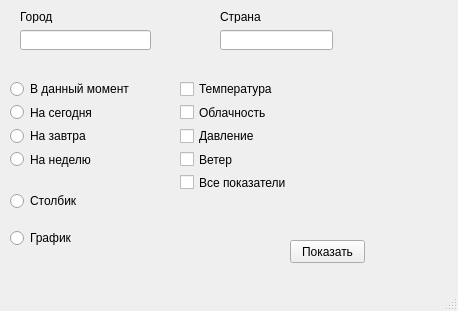
The window that widget.ui (zludi/weather_for_people) describes before a commit, drawn with Qt 5.
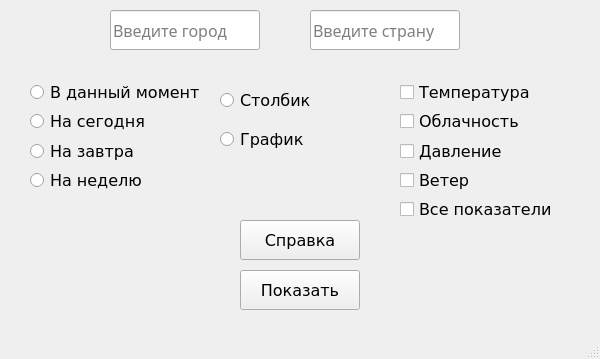
The same window after the commit. Icons and pictures are not drawn.

```diff
--- a/widget.ui
+++ b/widget.ui
@@ -6,8 +6,8 @@
    <rect>
     <x>0</x>
     <y>0</y>
-    <width>458</width>
-    <height>311</height>
+    <width>600</width>
+    <height>359</height>
    </rect>
   </property>
   <property name="windowTitle">
@@ -17,15 +17,21 @@
    <widget class="QWidget" name="verticalLayoutWidget">
     <property name="geometry">
      <rect>
-      <x>10</x>
+      <x>30</x>
       <y>80</y>
-      <width>160</width>
-      <height>88</height>
+      <width>169</width>
+      <height>112</height>
      </rect>
     </property>
     <layout class="QVBoxLayout" name="verticalLayout">
      <item>
       <widget class="QRadioButton" name="radioButton_2">
+       <property name="font">
+        <font>
+         <family>DejaVu Sans</family>
+         <pointsize>12</pointsize>
+        </font>
+       </property>
        <property name="text">
         <string>В данный момент</string>
        </property>
@@ -36,6 +42,12 @@
      </item>
      <item>
       <widget class="QRadioButton" name="radioButton">
+       <property name="font">
+        <font>
+         <family>DejaVu Sans</family>
+         <pointsize>12</pointsize>
+        </font>
+       </property>
        <property name="text">
         <string>На сегодня</string>
        </property>
@@ -46,6 +58,12 @@
      </item>
      <item>
       <widget class="QRadioButton" name="radioButton_3">
+       <property name="font">
+        <font>
+         <family>DejaVu Sans</family>
+         <pointsize>12</pointsize>
+        </font>
+       </property>
        <property name="text">
         <string>На завтра</string>
        </property>
@@ -56,6 +74,12 @@
      </item>
      <item>
       <widget class="QRadioButton" name="radioButton_4">
+       <property name="font">
+        <font>
+         <family>DejaVu Sans</family>
+         <pointsize>12</pointsize>
+        </font>
+       </property>
        <property name="text">
         <string>На неделю</string>
        </property>
@@ -69,15 +93,22 @@
    <widget class="QWidget" name="verticalLayoutWidget_2">
     <property name="geometry">
      <rect>
-      <x>180</x>
+      <x>400</x>
       <y>80</y>
       <width>160</width>
-      <height>111</height>
+      <height>141</height>
      </rect>
     </property>
     <layout class="QVBoxLayout" name="verticalLayout_2">
      <item>
       <widget class="QCheckBox" name="temp">
+       <property name="font">
+        <font>
+         <family>DejaVu Sans</family>
+         <pointsize>12</pointsize>
+         <italic>false</italic>
+        </font>
+       </property>
        <property name="text">
         <string>Температура</string>
        </property>
@@ -88,6 +119,12 @@
      </item>
      <item>
       <widget class="QCheckBox" name="cloud">
+       <property name="font">
+        <font>
+         <family>DejaVu Sans</family>
+         <pointsize>12</pointsize>
+        </font>
+       </property>
        <property name="text">
         <string>Облачность</string>
        </property>
@@ -98,6 +135,12 @@
      </item>
      <item>
       <widget class="QCheckBox" name="pressure">
+       <property name="font">
+        <font>
+         <family>DejaVu Sans</family>
+         <pointsize>12</pointsize>
+        </font>
+       </property>
        <property name="text">
         <string>Давление</string>
        </property>
@@ -108,6 +151,12 @@
      </item>
      <item>
       <widget class="QCheckBox" name="wind">
+       <property name="font">
+        <font>
+         <family>DejaVu Sans</family>
+         <pointsize>12</pointsize>
+        </font>
+       </property>
        <property name="text">
         <string>Ветер</string>
        </property>
@@ -118,6 +167,12 @@
      </item>
      <item>
       <widget class="QCheckBox" name="all">
+       <property name="font">
+        <font>
+         <family>DejaVu Sans</family>
+         <pointsize>12</pointsize>
+        </font>
+       </property>
        <property name="text">
         <string>Все показатели</string>
        </property>
@@ -131,8 +186,8 @@
    <widget class="QWidget" name="verticalLayoutWidget_3">
     <property name="geometry">
      <rect>
-      <x>10</x>
-      <y>180</y>
+      <x>220</x>
+      <y>80</y>
       <width>160</width>
       <height>80</height>
      </rect>
@@ -140,6 +195,12 @@
     <layout class="QVBoxLayout" name="verticalLayout_3">
      <item>
       <widget class="QRadioButton" name="radioButton_5">
+       <property name="font">
+        <font>
+         <family>DejaVu Sans</family>
+         <pointsize>12</pointsize>
+        </font>
+       </property>
        <property name="text">
         <string>Столбик</string>
        </property>
@@ -150,6 +211,12 @@
      </item>
      <item>
       <widget class="QRadioButton" name="radioButton_6">
+       <property name="font">
+        <font>
+         <family>DejaVu Sans</family>
+         <pointsize>12</pointsize>
+        </font>
+       </property>
        <property name="text">
         <string>График</string>
        </property>
@@ -163,12 +230,18 @@
    <widget class="QPushButton" name="btnOK">
     <property name="geometry">
      <rect>
-      <x>290</x>
-      <y>240</y>
-      <width>75</width>
-      <height>23</height>
+      <x>240</x>
+      <y>270</y>
+      <width>120</width>
+      <height>40</height>
      </rect>
     </property>
+    <property name="font">
+     <font>
+      <family>DejaVu Sans</family>
+      <pointsize>12</pointsize>
+     </font>
+    </property>
     <property name="text">
      <string>Показать</string>
     </property>
@@ -176,53 +249,67 @@
    <widget class="QLineEdit" name="setcity">
     <property name="geometry">
      <rect>
-      <x>20</x>
-      <y>30</y>
-      <width>131</width>
-      <height>20</height>
+      <x>110</x>
+      <y>10</y>
+      <width>150</width>
+      <height>40</height>
      </rect>
     </property>
+    <property name="font">
+     <font>
+      <family>MS Reference Sans Serif</family>
+      <pointsize>12</pointsize>
+     </font>
+    </property>
     <property name="text">
      <string/>
     </property>
+    <property name="placeholderText">
+     <string>Введите город</string>
+    </property>
+    <property name="clearButtonEnabled">
+     <bool>false</bool>
+    </property>
    </widget>
    <widget class="QLineEdit" name="setcountry">
     <property name="geometry">
      <rect>
-      <x>220</x>
-      <y>30</y>
-      <width>113</width>
-      <height>20</height>
+      <x>310</x>
+      <y>10</y>
+      <width>150</width>
+      <height>40</height>
      </rect>
     </property>
+    <property name="font">
+     <font>
+      <family>MS Reference Sans Serif</family>
+      <pointsize>12</pointsize>
+     </font>
+    </property>
     <property name="text">
      <string/>
     </property>
-   </widget>
-   <widget class="QLabel" name="label">
-    <property name="geometry">
-     <rect>
-      <x>20</x>
-      <y>10</y>
-      <width>47</width>
-      <height>13</height>
-     </rect>
+    <property name="placeholderText">
+     <string>Введите страну</string>
     </property>
-    <property name="text">
-     <string>Город</string>
-    </property>
    </widget>
-   <widget class="QLabel" name="label_2">
+   <widget class="QPushButton" name="btnhelp">
     <property name="geometry">
      <rect>
-      <x>220</x>
-      <y>10</y>
-      <width>47</width>
-      <height>13</height>
+      <x>240</x>
+      <y>220</y>
+      <width>120</width>
+      <height>40</height>
      </rect>
     </property>
+    <property name="font">
+     <font>
+      <family>DejaVu Sans</family>
+      <pointsize>12</pointsize>
+     </font>
+    </property>
     <property name="text">
-     <string>Страна</string>
+     <string>Справка</string>
     </property>
    </widget>
   </widget>
```
Left out of the diff: 22 changed lines with no effect on the pictures.
